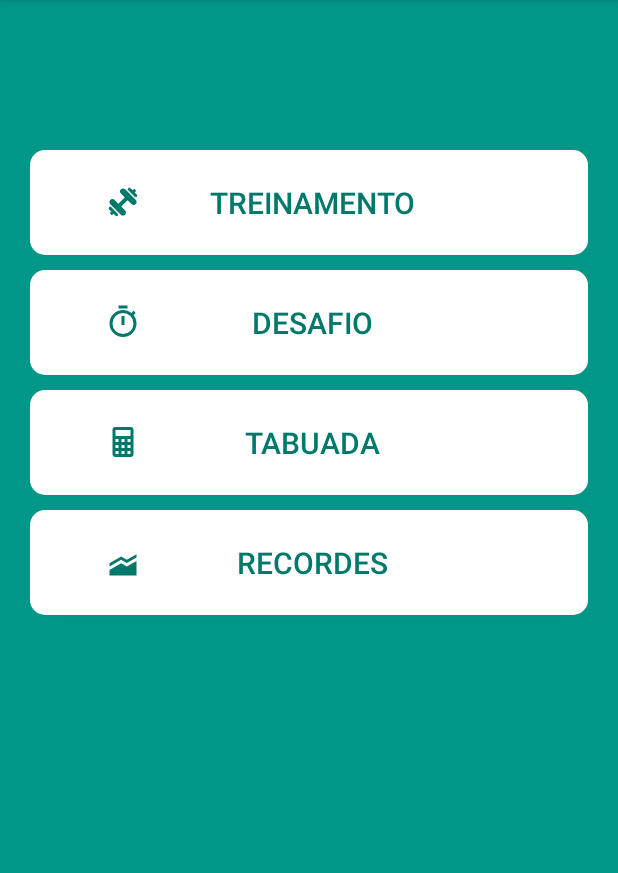
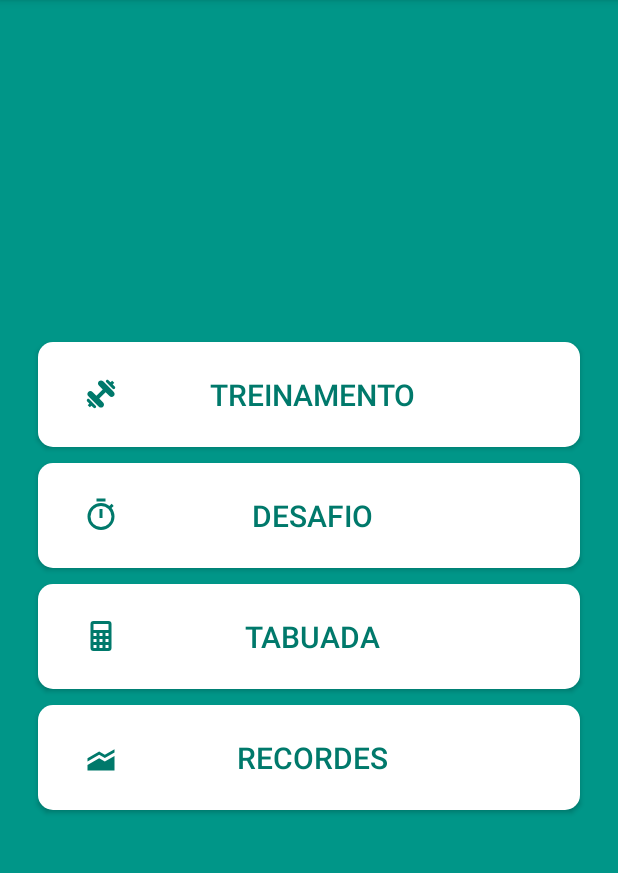
Before and after one commit to limadouglas/APPTabuadaMultiplicar, an Android app: the screen it shows after launch (PrincipalActivity), on a phone screen of 412 x 824 dp, the part 84-957 px from its top. Run offline under Robolectric (Android 15) with nearby library versions, the phone set to English and light mode, and no system bars.

```diff
--- a/app/src/main/AndroidManifest.xml
+++ b/app/src/main/AndroidManifest.xml
@@ -1,6 +1,9 @@
 <manifest xmlns:android="http://schemas.android.com/apk/res/android"
     package="com.lima.douglas.apptabuadamultiplicar">
 
+    <uses-sdk
+        android:minSdkVersion="13"
+        android:targetSdkVersion="22" />
 
     <application
         android:allowBackup="true"
--- a/app/src/main/java/com/lima/douglas/apptabuadamultiplicar/RecordesActivity.java
+++ b/app/src/main/java/com/lima/douglas/apptabuadamultiplicar/RecordesActivity.java
@@ -84,11 +84,11 @@ public class RecordesActivity extends AppCompatActivity {
 
         // inserindo valores da list<integer> no arraylist.
         for (RecordesEstrutura recordesEstrutura : recordes) {
-            arrayPontuacao.add(recordesEstrutura.getPontucacao());
+            arrayPontuacao.add(recordesEstrutura.getPontuacao());
             i++;
         }
 
-        // Atulizado valores dos TextView.
+        // Atualizado valores dos TextView.
         if (i >= 1)
             um.setText(String.valueOf(arrayPontuacao.get(0)));
         if (i >= 2)
--- a/app/src/main/java/com/lima/douglas/apptabuadamultiplicar/TelaTreinamentoExperienteActivity.java
+++ b/app/src/main/java/com/lima/douglas/apptabuadamultiplicar/TelaTreinamentoExperienteActivity.java
@@ -288,7 +288,7 @@ public class TelaTreinamentoExperienteActivity extends AppCompatActivity {
 
         alertDialog.setCancelable(false);
 
-        alertDialog.setButton(DialogInterface.BUTTON_POSITIVE, String.valueOf(R.string.msg_botao_novamente), new DialogInterface.OnClickListener() {
+        alertDialog.setButton(DialogInterface.BUTTON_POSITIVE, "Novamente", new DialogInterface.OnClickListener() {
             @Override
             public void onClick(DialogInterface dialogInterface, int i) {
                 finish();
@@ -296,7 +296,7 @@ public class TelaTreinamentoExperienteActivity extends AppCompatActivity {
                 overridePendingTransition(R.anim.slide_in_right_y, R.anim.slide_out_left_y);
             }
         });
-        alertDialog.setButton(DialogInterface.BUTTON_NEGATIVE, String.valueOf(R.string.msg_botao_retornar), new DialogInterface.OnClickListener() {
+        alertDialog.setButton(DialogInterface.BUTTON_NEGATIVE, "Retornar", new DialogInterface.OnClickListener() {
             @Override
             public void onClick(DialogInterface dialogInterface, int i) {
                 finish();
--- a/app/src/main/java/com/lima/douglas/apptabuadamultiplicar/TelaTreinamentoInicianteActivity.java
+++ b/app/src/main/java/com/lima/douglas/apptabuadamultiplicar/TelaTreinamentoInicianteActivity.java
@@ -303,7 +303,7 @@ public class TelaTreinamentoInicianteActivity extends AppCompatActivity {
 
         alertDialog.setCancelable(false);
 
-        alertDialog.setButton(DialogInterface.BUTTON_POSITIVE, String.valueOf(R.string.msg_botao_novamente), new DialogInterface.OnClickListener() {
+        alertDialog.setButton(DialogInterface.BUTTON_POSITIVE, "Novamente", new DialogInterface.OnClickListener() {
             @Override
             public void onClick(DialogInterface dialogInterface, int i) {
                 finish();
@@ -311,7 +311,7 @@ public class TelaTreinamentoInicianteActivity extends AppCompatActivity {
                 overridePendingTransition(R.anim.slide_in_right_y, R.anim.slide_out_left_y);
             }
         });
-        alertDialog.setButton(DialogInterface.BUTTON_NEGATIVE, String.valueOf(R.string.msg_botao_retornar), new DialogInterface.OnClickListener() {
+        alertDialog.setButton(DialogInterface.BUTTON_NEGATIVE, "Retornar", new DialogInterface.OnClickListener() {
             @Override
             public void onClick(DialogInterface dialogInterface, int i) {
                 finish();
--- a/app/src/main/java/com/lima/douglas/apptabuadamultiplicar/TelaTreinamentoIntermediarioActivity.java
+++ b/app/src/main/java/com/lima/douglas/apptabuadamultiplicar/TelaTreinamentoIntermediarioActivity.java
@@ -375,7 +375,7 @@ public class TelaTreinamentoIntermediarioActivity extends AppCompatActivity {
 
         alertDialog.setCancelable(false);
 
-        alertDialog.setButton(DialogInterface.BUTTON_POSITIVE,  String.valueOf(R.string.msg_botao_novamente), new DialogInterface.OnClickListener() {
+        alertDialog.setButton(DialogInterface.BUTTON_POSITIVE, "Novamente", new DialogInterface.OnClickListener() {
             @Override
             public void onClick(DialogInterface dialogInterface, int i) {
                 finish();
@@ -383,7 +383,7 @@ public class TelaTreinamentoIntermediarioActivity extends AppCompatActivity {
                 overridePendingTransition(R.anim.slide_in_right_y, R.anim.slide_out_left_y);
             }
         });
-        alertDialog.setButton(DialogInterface.BUTTON_NEGATIVE,  String.valueOf(R.string.msg_botao_retornar), new DialogInterface.OnClickListener() {
+        alertDialog.setButton(DialogInterface.BUTTON_NEGATIVE, "Retornar", new DialogInterface.OnClickListener() {
             @Override
             public void onClick(DialogInterface dialogInterface, int i) {
                 finish();
--- a/app/src/main/java/com/lima/douglas/apptabuadamultiplicar/repository/RecordesRepository.java
+++ b/app/src/main/java/com/lima/douglas/apptabuadamultiplicar/repository/RecordesRepository.java
@@ -60,9 +60,7 @@ public class RecordesRepository extends SQLiteOpenHelper {
     }
 
     @Override
-    public void onUpgrade(SQLiteDatabase bd, int i, int i1) {
-    }
-
+    public void onUpgrade(SQLiteDatabase bd, int i, int i1) {}
 
     public List<RecordesEstrutura> getRecordes(String tipo) {
         RecordesEstrutura estrutura;
@@ -74,7 +72,7 @@ public class RecordesRepository extends SQLiteOpenHelper {
         while (cursor.moveToNext()) {
             estrutura = new RecordesEstrutura();
             estrutura.setId(cursor.getInt(cursor.getColumnIndex("_ID")));
-            estrutura.setPontucacao(cursor.getInt(cursor.getColumnIndex("PONTUACAO")));
+            estrutura.setPontuacao(cursor.getInt(cursor.getColumnIndex("PONTUACAO")));
             listRecordes.add(estrutura);
         }
 
--- a/app/src/main/res/layout-large/principal_activity.xml
+++ b/app/src/main/res/layout-large/principal_activity.xml
@@ -4,18 +4,17 @@
     android:layout_height="match_parent"
     android:orientation="vertical"
     android:padding="30dp"
-    android:background="@color/corBackground">
-
+    android:background="@color/corBackground"
+    android:gravity="center">
 
     <Button
         android:layout_width="match_parent"
         android:layout_height="100dp"
-        android:layout_marginTop="120dp"
-        android:layout_marginBottom="10dp"
+        android:layout_margin="5dp"
         android:background="@drawable/screen_border"
         android:drawableLeft="@drawable/btn_treinamento_large"
-        android:paddingLeft="70dp"
-        android:paddingRight="120dp"
+        android:paddingLeft="30dp"
+        android:paddingRight="50dp"
         android:text="@string/principal_treinamento"
         android:onClick="treinamento"
         android:textColor="@color/colorPrimaryDark"
@@ -23,11 +22,11 @@
 
     <Button
         android:drawableLeft="@drawable/btn_desafio_large"
-        android:paddingLeft="70dp"
-        android:paddingRight="120dp"
+        android:paddingLeft="30dp"
+        android:paddingRight="50dp"
         android:layout_width="match_parent"
         android:layout_height="100dp"
-        android:layout_marginBottom="10dp"
+        android:layout_margin="5dp"
         android:background="@drawable/screen_border"
         android:onClick="desafio"
         android:text="@string/principal_desafio"
@@ -37,11 +36,11 @@
 
     <Button
         android:drawableLeft="@drawable/btn_tabuada_large"
-        android:paddingLeft="70dp"
-        android:paddingRight="120dp"
+        android:paddingLeft="30dp"
+        android:paddingRight="50dp"
         android:layout_width="match_parent"
         android:layout_height="100dp"
-        android:layout_marginBottom="10dp"
+        android:layout_margin="5dp"
         android:background="@drawable/screen_border"
         android:onClick="tabuada"
         android:text="@string/principal_tabuada"
@@ -49,9 +48,10 @@
         android:textSize="30dp" />
 
     <Button
+        android:layout_margin="5dp"
         android:drawableLeft="@drawable/btn_recordes_large"
-        android:paddingLeft="70dp"
-        android:paddingRight="120dp"
+        android:paddingLeft="30dp"
+        android:paddingRight="50dp"
         android:layout_width="match_parent"
         android:layout_height="100dp"
         android:background="@drawable/screen_border"
--- a/app/src/main/res/layout-normal/principal_activity.xml
+++ b/app/src/main/res/layout-normal/principal_activity.xml
@@ -4,19 +4,19 @@
     android:layout_height="match_parent"
     android:background="@color/corBackground"
     android:orientation="vertical"
-    android:padding="20dp">
+    android:padding="20dp"
+    android:gravity="center">
 
 
         <Button
             android:layout_width="match_parent"
             android:layout_height="70dp"
-            android:layout_marginBottom="10dp"
-            android:layout_marginTop="80dp"
+            android:layout_margin="5dp"
             android:background="@drawable/screen_border"
             android:drawableLeft="@drawable/btn_treinamento_normal"
             android:onClick="treinamento"
-            android:paddingLeft="50dp"
-            android:paddingRight="70dp"
+            android:paddingLeft="30dp"
+            android:paddingRight="50dp"
             android:text="@string/principal_treinamento"
             android:textColor="@color/colorPrimaryDark"
             android:textSize="20dp" />
@@ -25,12 +25,12 @@
             android:id="@+id/button3"
             android:layout_width="match_parent"
             android:layout_height="70dp"
-            android:layout_marginBottom="10dp"
+            android:layout_margin="5dp"
             android:background="@drawable/screen_border"
             android:drawableLeft="@drawable/btn_desafio_normal"
             android:onClick="desafio"
-            android:paddingLeft="50dp"
-            android:paddingRight="70dp"
+            android:paddingLeft="30dp"
+            android:paddingRight="50dp"
             android:text="@string/principal_desafio"
             android:textColor="@color/colorPrimaryDark"
             android:textSize="20dp" />
@@ -40,12 +40,12 @@
             android:id="@+id/button2"
             android:layout_width="match_parent"
             android:layout_height="70dp"
-            android:layout_marginBottom="10dp"
+            android:layout_margin="5dp"
             android:background="@drawable/screen_border"
             android:drawableLeft="@drawable/btn_tabuada_normal"
             android:onClick="tabuada"
-            android:paddingLeft="50dp"
-            android:paddingRight="70dp"
+            android:paddingLeft="30dp"
+            android:paddingRight="50dp"
             android:text="@string/principal_tabuada"
             android:textColor="@color/colorPrimaryDark"
             android:textSize="20dp" />
@@ -53,12 +53,12 @@
         <Button
             android:layout_width="match_parent"
             android:layout_height="70dp"
-            android:layout_marginBottom="5dp"
+            android:layout_margin="5dp"
             android:background="@drawable/screen_border"
             android:drawableLeft="@drawable/btn_recordes_normal"
             android:onClick="recordes"
-            android:paddingLeft="50dp"
-            android:paddingRight="70dp"
+            android:paddingLeft="30dp"
+            android:paddingRight="50dp"
             android:text="@string/principal_recordes"
             android:textColor="@color/colorPrimaryDark"
             android:textSize="20dp" />
--- a/app/src/main/res/layout-small/principal_activity.xml
+++ b/app/src/main/res/layout-small/principal_activity.xml
@@ -14,8 +14,8 @@
         android:background="@drawable/screen_border"
         android:drawableLeft="@drawable/btn_treinamento_normal"
         android:onClick="treinamento"
-        android:paddingLeft="20dp"
-        android:paddingRight="40dp"
+        android:paddingLeft="30dp"
+        android:paddingRight="50dp"
         android:text="@string/principal_treinamento"
         android:textColor="@color/colorPrimaryDark"
         android:textSize="20dp" />
@@ -27,8 +27,8 @@
         android:background="@drawable/screen_border"
         android:onClick="desafio"
         android:drawableLeft="@drawable/btn_desafio_normal"
-        android:paddingLeft="20dp"
-        android:paddingRight="40dp"
+        android:paddingLeft="30dp"
+        android:paddingRight="50dp"
         android:text="@string/principal_desafio"
         android:textColor="@color/colorPrimaryDark"
         android:textSize="20dp" />
@@ -40,8 +40,8 @@
         android:background="@drawable/screen_border"
         android:onClick="tabuada"
         android:drawableLeft="@drawable/btn_tabuada_normal"
-        android:paddingLeft="20dp"
-        android:paddingRight="40dp"
+        android:paddingLeft="30dp"
+        android:paddingRight="50dp"
         android:text="@string/principal_tabuada"
         android:textColor="@color/colorPrimaryDark"
         android:textSize="20dp" />
@@ -53,8 +53,8 @@
         android:background="@drawable/screen_border"
         android:onClick="recordes"
         android:drawableLeft="@drawable/btn_recordes_normal"
-        android:paddingLeft="20dp"
-        android:paddingRight="40dp"
+        android:paddingLeft="30dp"
+        android:paddingRight="50dp"
         android:text="@string/principal_recordes"
         android:textColor="@color/colorPrimaryDark"
         android:textSize="20dp" />
--- a/app/src/main/res/values/strings.xml
+++ b/app/src/main/res/values/strings.xml
@@ -35,7 +35,7 @@
     <string name="nivel_treinamento_experiente">Experiente</string>
 
 
-    <string name="msg_titulo_pontuacao">Pontuacão</string>
+    <string name="msg_titulo_pontuacao">Pontuação</string>
     <string name="msg_pontuacao_excelente">Excelente</string>
     <string name="msg_pontuacao_otimo">Ótimo</string>
     <string name="msg_pontuacao_bom">Bom</string>
```
Also changed, not shown: app/src/main/java/com/lima/douglas/apptabuadamultiplicar/DesafioDificilActivity.java (+40 -6 lines), app/src/main/java/com/lima/douglas/apptabuadamultiplicar/DesafioFacilActivity.java (+41 -8 lines), app/src/main/java/com/lima/douglas/apptabuadamultiplicar/DesafioMedioActivity.java (+40 -6 lines), app/src/main/java/com/lima/douglas/apptabuadamultiplicar/MenuTreinamentoActivity.java (+10 -12 lines), app/src/main/java/com/lima/douglas/apptabuadamultiplicar/util/RecordesEstrutura.java (+5 -5 lines).
